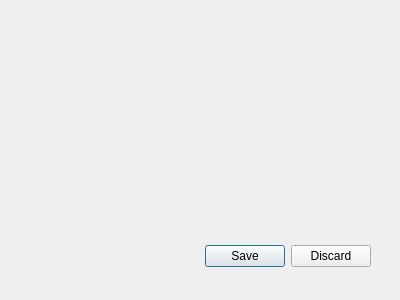
First picture: the form in Resources/CadastroToner.ui, repository Klubas/Projeto-SOAD, before the edit.
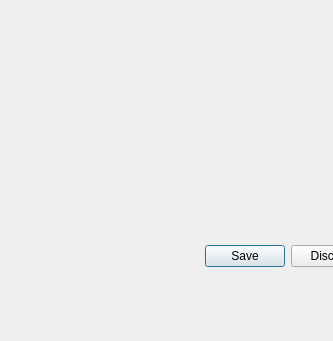
Second picture: the form after the edit.

Patch:
```diff
--- a/Resources/CadastroToner.ui
+++ b/Resources/CadastroToner.ui
@@ -9,8 +9,8 @@
    <rect>
     <x>0</x>
     <y>0</y>
-    <width>400</width>
-    <height>300</height>
+    <width>333</width>
+    <height>341</height>
    </rect>
   </property>
   <property name="focusPolicy">
```
